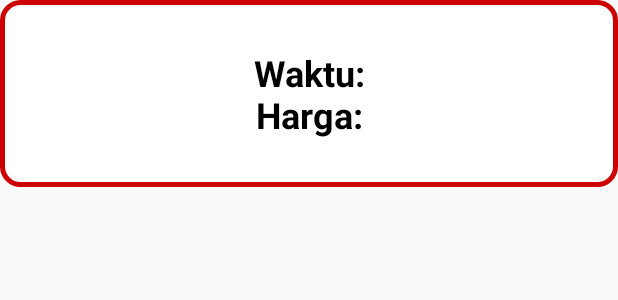
After one commit to if-alan/Mqtt-Android, an Android app: the layout dialog_price.xml on its own in the app's theme, with its tools: preview values and no code run, on a phone screen of 412 x 824 dp. The commit adds this screen. Shown: the top 300 px of the screen. Run offline under Robolectric (Android 15) with nearby library versions, the phone set to English and light mode, and no system bars.

Commit message:
Show timer and price

```diff
--- a/app/src/main/AndroidManifest.xml
+++ b/app/src/main/AndroidManifest.xml
@@ -14,7 +14,9 @@
         android:roundIcon="@mipmap/ic_launcher_round"
         android:supportsRtl="true"
         android:theme="@style/AppTheme">
-        <activity android:name=".MainActivity">
+        <activity
+            android:name=".MainActivity"
+            android:screenOrientation="portrait">
             <intent-filter>
                 <action android:name="android.intent.action.MAIN" />
 
@@ -23,6 +25,7 @@
         </activity>
 
         <service android:name="org.eclipse.paho.android.service.MqttService" />
+
         <service
             android:name=".mqtt.MqttMessageService"
             android:enabled="true"
--- /dev/null
+++ b/app/src/main/res/drawable/frame_red_border.xml
@@ -0,0 +1,11 @@
+<shape xmlns:android="http://schemas.android.com/apk/res/android"
+    android:shape="rectangle">
+
+    <solid android:color="@android:color/white" />
+
+    <corners android:radius="12dp" />
+
+    <stroke
+        android:width="3dp"
+        android:color="@color/colorPrimaryDark" />
+</shape>
--- /dev/null
+++ b/app/src/main/res/layout/dialog_price.xml
@@ -0,0 +1,22 @@
+<?xml version="1.0" encoding="utf-8"?>
+<android.support.constraint.ConstraintLayout xmlns:android="http://schemas.android.com/apk/res/android"
+    xmlns:app="http://schemas.android.com/apk/res-auto"
+    android:layout_width="match_parent"
+    android:layout_height="wrap_content"
+    android:background="@drawable/frame_red_border"
+    android:padding="32dp">
+
+    <TextView
+        android:id="@+id/tv_time"
+        android:layout_width="wrap_content"
+        android:layout_height="wrap_content"
+        android:gravity="center"
+        android:text="Waktu:\nHarga:"
+        android:textColor="@android:color/black"
+        android:textSize="24sp"
+        android:textStyle="bold"
+        app:layout_constraintBottom_toBottomOf="parent"
+        app:layout_constraintLeft_toLeftOf="parent"
+        app:layout_constraintRight_toRightOf="parent"
+        app:layout_constraintTop_toTopOf="parent" />
+</android.support.constraint.ConstraintLayout>
```
Also changed, not shown: app/src/main/java/com/nurif/skripsi/lita/MainActivity.java (+4 -22 lines), app/src/main/java/com/nurif/skripsi/lita/dialog/PriceDialog.java (added, +73 -0 lines), app/src/main/java/com/nurif/skripsi/lita/fragment/EnergyFragment.java (+56 -22 lines), app/src/main/java/com/nurif/skripsi/lita/fragment/HomeFragment.java (+7 -6 lines), app/src/main/java/com/nurif/skripsi/lita/fragment/ListEnergyFragment.java (+17 -26 lines), app/src/main/res/layout/fragment_energy.xml (+16 -1 lines), app/src/main/res/layout/fragment_home.xml (+13 -7 lines).
